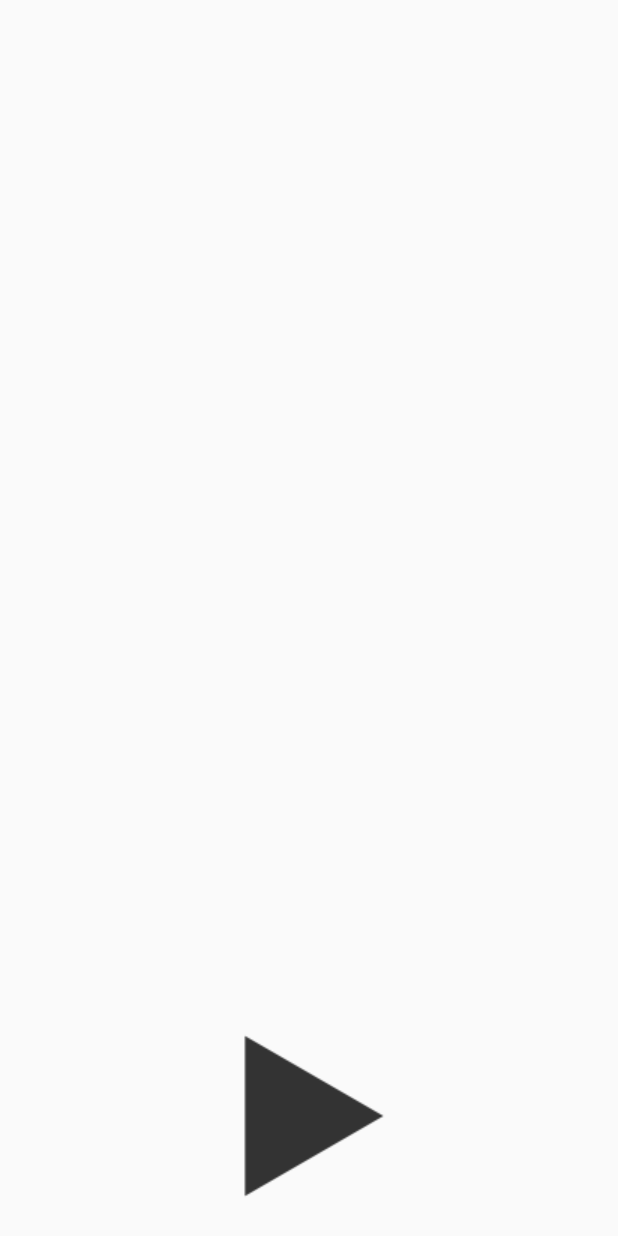
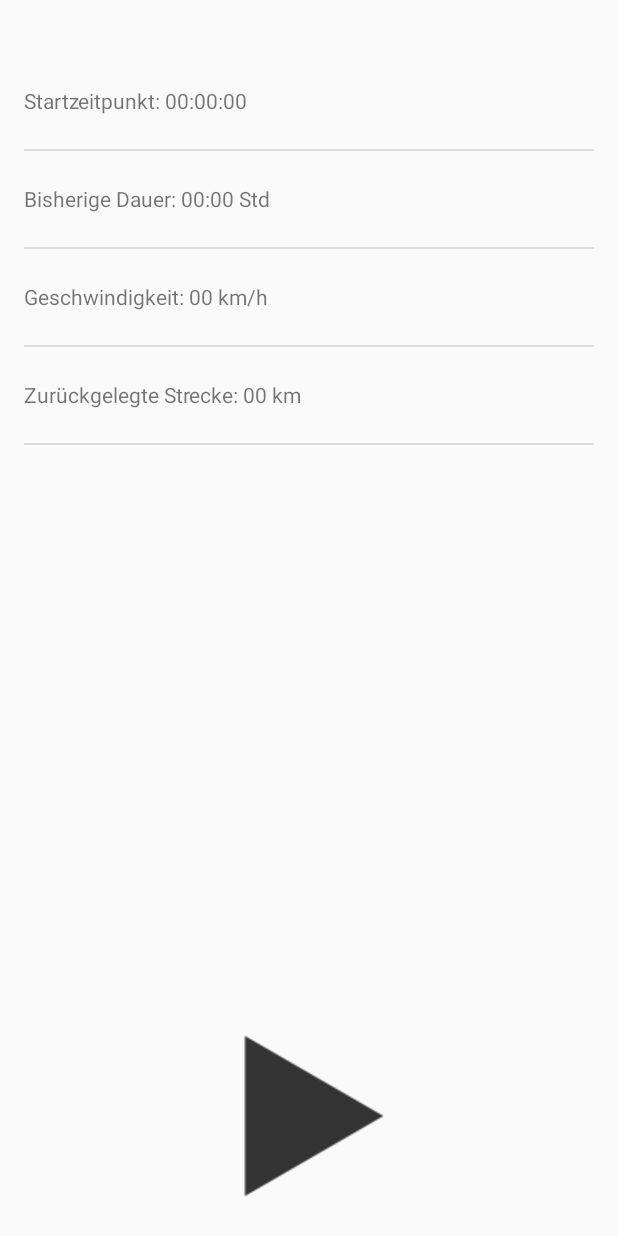
Before and after one commit to alexalias/CC_a3_beta, an Android app: the screen it shows after launch (MainActivity), on a phone screen of 412 x 824 dp. Run offline under Robolectric (Android 15) with nearby library versions, the phone set to English and light mode, and no system bars.

```diff
--- /dev/null
+++ b/app/src/main/java/digitale_stadt/cc_a3/AnzeigeTafelFragment.java
@@ -0,0 +1,99 @@
+package digitale_stadt.cc_a3;
+
+import android.app.Activity;
+import android.net.Uri;
+import android.os.Bundle;
+import android.app.Fragment;
+import android.view.LayoutInflater;
+import android.view.View;
+import android.view.ViewGroup;
+import android.widget.ArrayAdapter;
+import android.widget.ListView;
+
+import java.util.ArrayList;
+import java.util.Arrays;
+import java.util.List;
+
+
+/**
+ * A simple {@link Fragment} subclass.
+ *
+ */
+public class AnzeigeTafelFragment extends Fragment {
+
+//    private OnFragmentInteractionListener mListener;
+
+    public AnzeigeTafelFragment() {
+        // Required empty public constructor
+    }
+
+
+    @Override
+    public View onCreateView(LayoutInflater inflater, ViewGroup container,
+                             Bundle savedInstanceState) {
+        //Beispiel-Daten
+        String [] trackInfoArray = {
+                "Startzeitpunkt: 00:00:00",
+                "Bisherige Dauer: 00:00 Std",
+                "Geschwindigkeit: 00 km/h",
+                "Zurückgelegte Strecke: 00 km"
+        };
+        List<String> trackInfoList = new ArrayList<>(Arrays.asList(trackInfoArray));
+
+        //Unser Adapter für das ListView
+        ArrayAdapter<String> trackInfoAdapter = new ArrayAdapter<String>(
+                getActivity(), //Liefert den Context (diese Activity)
+                R.layout.list_item_anzeige, //Die Layout-Datei, wo die Liste sich befindet
+                R.id.list_item_anzeige_textview, // Unser Layout für jede Zeile der Liste
+                trackInfoList  //Die Daten, die später in die Liste angezeigt werden
+        );
+
+        //Die View-Hierarchie aus unserem Fragment. Erlaubt uns nach dem ListView zu suchen.
+        View rootView = inflater.inflate(R.layout.fragment_anzeige_tafel, container, false);
+
+        ListView trackInfoListView = (ListView) rootView.findViewById(R.id.listView_anzeigeTafel);
+        trackInfoListView.setAdapter(trackInfoAdapter);  //Binden des Adapters an das ListView
+
+        return rootView;
+    }
+//
+//    // TODO: Rename method, update argument and hook method into UI event
+//    public void onButtonPressed(Uri uri) {
+//        if (mListener != null) {
+//            mListener.onFragmentInteraction(uri);
+//        }
+//    }
+//
+//    @Override
+//    public void onAttach(Activity activity) {
+//        super.onAttach(activity);
+//        try {
+//            mListener = (OnFragmentInteractionListener) activity;
+//        } catch (ClassCastException e) {
+//            throw new ClassCastException(activity.toString()
+//                    + " must implement OnFragmentInteractionListener");
+//        }
+//    }
+//
+//    @Override
+//    public void onDetach() {
+//        super.onDetach();
+//        mListener = null;
+//    }
+//
+//    /**
+//     * This interface must be implemented by activities that contain this
+//     * fragment to allow an interaction in this fragment to be communicated
+//     * to the activity and potentially other fragments contained in that
+//     * activity.
+//     * <p/>
+//     * See the Android Training lesson <a href=
+//     * "http://developer.android.com/training/basics/fragments/communicating.html"
+//     * >Communicating with Other Fragments</a> for more information.
+//     */
+//    public interface OnFragmentInteractionListener {
+//        // TODO: Update argument type and name
+//        public void onFragmentInteraction(Uri uri);
+//    }
+
+}
--- a/app/src/main/java/digitale_stadt/cc_a3/MainActivity.java
+++ b/app/src/main/java/digitale_stadt/cc_a3/MainActivity.java
@@ -65,6 +65,8 @@ public class MainActivity extends Activity {
                 .isProviderEnabled(LocationManager.GPS_PROVIDER);
         isNetworkEnabled = locationManager
                 .isProviderEnabled(LocationManager.NETWORK_PROVIDER);
+
+        tourManager = new TourManager(this, deviceID);
     }
 
     //Eine Sorte Clicklistener für unser start/stop Button
--- a/app/src/main/java/digitale_stadt/cc_a3/TourManager.java
+++ b/app/src/main/java/digitale_stadt/cc_a3/TourManager.java
@@ -76,8 +76,10 @@ public class TourManager implements ITourManager
         if (tour != null) {
             Position position = new Position(tour.getTourID(), counter, location);
 
-            if (counter == 0)
+            if (counter == 0) {
                 startLocation = location;
+                lastLocation = location;
+            }
 
             //calculate distance to last waypoint
             float distance = location.distanceTo(lastLocation);
--- a/app/src/main/res/layout/activity_main.xml
+++ b/app/src/main/res/layout/activity_main.xml
@@ -9,41 +9,25 @@
                 tools:context=".MainActivity"
                 style="@android:style/Theme.Light">
 
+
+
     <TextView
         android:layout_width="wrap_content"
         android:layout_height="wrap_content"
         android:id="@+id/textView"
-        android:layout_alignParentTop="true"/>
+        android:layout_alignParentTop="true"
+        android:layout_alignParentRight="true"/>
 
-    <LinearLayout
-        android:orientation="vertical"
+    <fragment
+        xmlns:android="http://schemas.android.com/apk/res/android"
+        xmlns:tools="http://schemas.android.com/tools"
+        android:id="@+id/fragment"
+        android:name="digitale_stadt.cc_a3.AnzeigeTafelFragment"
+        tools:layout="@layout/fragment_anzeige_tafel"
         android:layout_width="match_parent"
         android:layout_height="match_parent"
-        android:layout_below="@+id/textView"
-        android:layout_above="@+id/playButton">
-
-        <!--com.esri.android.map.MapView
-            android:id="@+id/map"
-            android:layout_width="fill_parent"
-            android:layout_height="216dp"
-            mapoptions.MapType="Streets"
-            mapoptions.center="53.551085, 9.993682"
-            mapoptions.ZoomLevel="16">
-        </com.esri.android.map.MapView-->
-
-        <!--ListView
-            android:layout_width="wrap_content"
-            android:layout_height="wrap_content"
-            android:id="@+id/listView"
-            android:layout_toStartOf="@+id/radioButton"
-            android:layout_above="@+id/radioButton"
-            android:layout_alignRight="@+id/btnStopTracking"
-            android:layout_alignEnd="@+id/btnStopTracking"
-            android:layout_toLeftOf="@+id/radioButton"
-            /-->
-
-
-    </LinearLayout>
+        android:layout_above="@+id/playButton"
+        android:layout_below="@+id/textView"/>
 
     <ToggleButton
         android:layout_width="wrap_content"
@@ -59,4 +43,6 @@
         android:layout_centerHorizontal="true"/>
 
 
+
+
 </RelativeLayout>
--- /dev/null
+++ b/app/src/main/res/layout/fragment_anzeige_tafel.xml
@@ -0,0 +1,13 @@
+<FrameLayout xmlns:android="http://schemas.android.com/apk/res/android"
+             xmlns:tools="http://schemas.android.com/tools"
+             android:layout_width="match_parent"
+             android:layout_height="match_parent"
+             tools:context="digitale_stadt.cc_a3.AnzeigeTafelFragment">
+
+    <ListView
+        android:id="@+id/listView_anzeigeTafel"
+        android:layout_width="match_parent"
+        android:layout_height="match_parent"
+        android:text="@string/hello_blank_fragment"/>
+
+</FrameLayout>
--- /dev/null
+++ b/app/src/main/res/layout/list_item_anzeige.xml
@@ -0,0 +1,10 @@
+<?xml version="1.0" encoding="utf-8"?>
+<TextView
+    xmlns:android="http://schemas.android.com/apk/res/android"
+    android:layout_width="match_parent"
+    android:layout_height="match_parent"
+    android:minHeight="?android:attr/listPreferredItemHeight"
+    android:gravity="center_vertical"
+    android:id="@+id/list_item_anzeige_textview">
+
+</TextView>
--- a/app/src/main/res/values/strings.xml
+++ b/app/src/main/res/values/strings.xml
@@ -7,4 +7,7 @@
     <string name="start_tracking">Start Tracking</string>
     <string name="insert">Insert</string>
     <string name="show">Show</string>
+
+<!-- TODO: Remove or change this placeholder text -->
+    <string name="hello_blank_fragment">Keine Daten</string>
 </resources>
```
Also changed, not shown: 1 other file.
